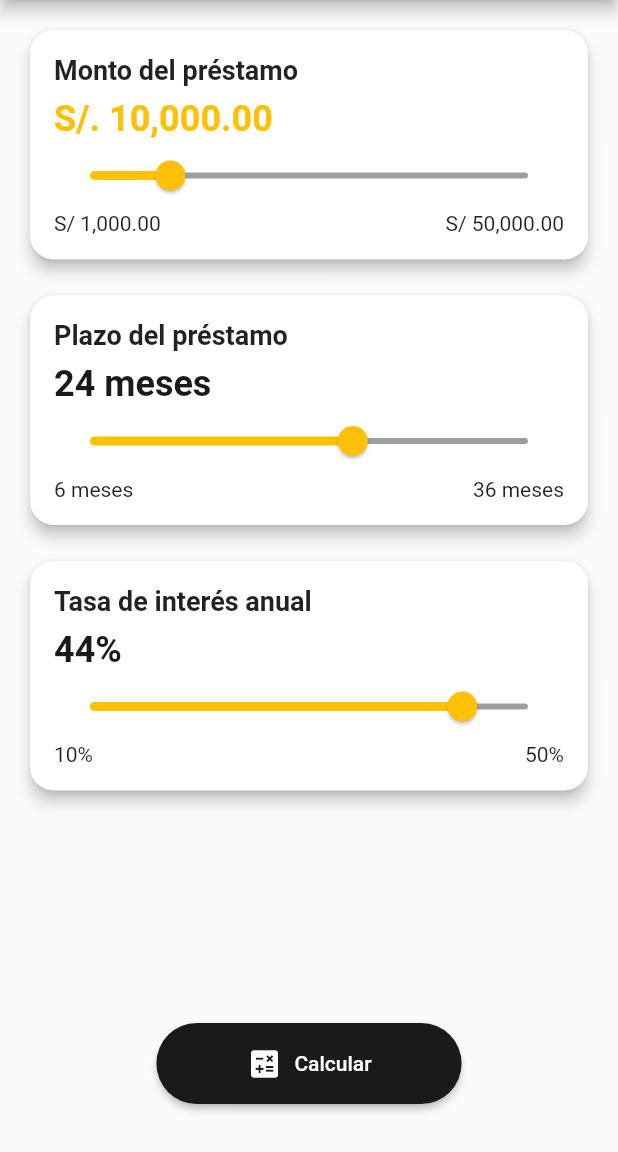
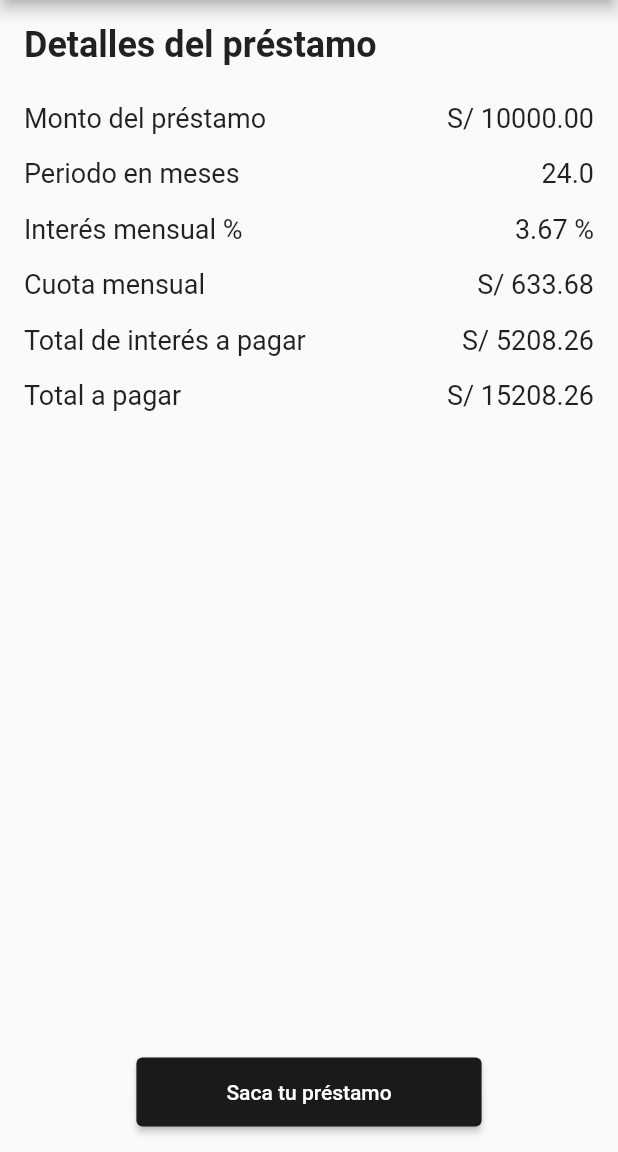
Before and after one commit to Jimena77777777777777/examen_ale, a Flutter app: the SecondPage screen opened directly, after a tap on "Calcular", on a phone screen of 412 x 824 dp, the part 84-1236 px from its top. Run offline on Flutter 3.47's test engine with Material 3 defaults, Android fonts, the phone set to English and light mode, and no system bars.

Commit message:
parte logica fin

```diff
--- a/lib/pages/second_page.dart
+++ b/lib/pages/second_page.dart
@@ -1,7 +1,17 @@
 import 'package:flutter/material.dart';
+import 'dart:math';
 
-class SecondPage extends StatelessWidget {
+class SecondPage extends StatefulWidget {
   const SecondPage({super.key});
+
+  @override
+  _SecondPageState createState() => _SecondPageState();
+}
+
+class _SecondPageState extends State<SecondPage> {
+  double loanAmount = 10000;
+  double loanTerm = 24;
+  double interestRate = 44;
 
   @override
   Widget build(BuildContext context) {
@@ -33,18 +43,22 @@ class SecondPage extends StatelessWidget {
                           ),
                           const SizedBox(height: 8),
                           Text(
-                            'S/. 10,000.00',
-                            style: TextStyle(
+                            'S/. ${loanAmount.toStringAsFixed(2)}',
+                            style: const TextStyle(
                               fontSize: 24,
                               fontWeight: FontWeight.bold,
-                              color: const Color(0xFFFFC107),
+                              color: Color(0xFFFFC107),
                             ),
                           ),
                           Slider(
-                            value: 10000,
+                            value: loanAmount,
                             min: 1000,
                             max: 50000,
-                            onChanged: (value) {},
+                            onChanged: (value) {
+                              setState(() {
+                                loanAmount = value;
+                              });
+                            },
                             activeColor: const Color(0xFFFFC107),
                             inactiveColor: Colors.grey,
                           ),
@@ -76,7 +90,7 @@ class SecondPage extends StatelessWidget {
                           ),
                           const SizedBox(height: 8),
                           Text(
-                            '24 meses',
+                            '$loanTerm meses',
                             style: const TextStyle(
                               fontSize: 24,
                               fontWeight: FontWeight.bold,
@@ -84,10 +98,14 @@ class SecondPage extends StatelessWidget {
                             ),
                           ),
                           Slider(
-                            value: 24,
+                            value: loanTerm,
                             min: 6,
                             max: 36,
-                            onChanged: (value) {},
+                            onChanged: (value) {
+                              setState(() {
+                                loanTerm = value;
+                              });
+                            },
                             activeColor: const Color(0xFFFFC107),
                             inactiveColor: Colors.grey,
                           ),
@@ -119,7 +137,7 @@ class SecondPage extends StatelessWidget {
                           ),
                           const SizedBox(height: 8),
                           Text(
-                            '44%',
+                            '$interestRate%',
                             style: const TextStyle(
                               fontSize: 24,
                               fontWeight: FontWeight.bold,
@@ -127,10 +145,14 @@ class SecondPage extends StatelessWidget {
                             ),
                           ),
                           Slider(
-                            value: 44,
+                            value: interestRate,
                             min: 10,
                             max: 50,
-                            onChanged: (value) {},
+                            onChanged: (value) {
+                              setState(() {
+                                interestRate = value;
+                              });
+                            },
                             activeColor: const Color(0xFFFFC107),
                             inactiveColor: Colors.grey,
                           ),
@@ -151,7 +173,16 @@ class SecondPage extends StatelessWidget {
             const SizedBox(height: 16),
             ElevatedButton.icon(
               onPressed: () {
-                // Acción al presionar el botón
+                Navigator.push(
+                  context,
+                  MaterialPageRoute(
+                    builder: (context) => FinalPage(
+                      loanAmount: loanAmount,
+                      loanTerm: loanTerm,
+                      interestRate: interestRate,
+                    ),
+                  ),
+                );
               },
               icon: const Icon(Icons.calculate),
               label: const Text('Calcular'),
@@ -170,3 +201,75 @@ class SecondPage extends StatelessWidget {
     );
   }
 }
+
+class FinalPage extends StatelessWidget {
+  final double loanAmount;
+  final double loanTerm;
+  final double interestRate;
+
+  const FinalPage({
+    Key? key,
+    required this.loanAmount,
+    required this.loanTerm,
+    required this.interestRate,
+  }) : super(key: key);
+
+  @override
+  Widget build(BuildContext context) {
+    double monthlyInterestRate = interestRate / 100 / 12;
+    double monthlyPayment = (loanAmount * monthlyInterestRate) /
+        (1 - pow(1 + monthlyInterestRate, -loanTerm));
+    double totalInterest = monthlyPayment * loanTerm - loanAmount;
+    double totalPayment = loanAmount + totalInterest;
+
+    return Scaffold(
+      appBar: AppBar(
+        title: const Text('Calculadora de Préstamos'),
+        backgroundColor: const Color(0xFF1A1A1A),
+      ),
+      body: Padding(
+        padding: const EdgeInsets.all(16.0),
+        child: Column(
+          crossAxisAlignment: CrossAxisAlignment.start,
+          children: [
+            const Text('Detalles del préstamo',
+                style: TextStyle(fontSize: 24, fontWeight: FontWeight.bold)),
+            const SizedBox(height: 16),
+            _buildDetailRow('Monto del préstamo', 'S/ ${loanAmount.toStringAsFixed(2)}'),
+            _buildDetailRow('Periodo en meses', loanTerm.toString()),
+            _buildDetailRow('Interés mensual %', '${(interestRate / 12).toStringAsFixed(2)} %'),
+            _buildDetailRow('Cuota mensual', 'S/ ${monthlyPayment.toStringAsFixed(2)}'),
+            _buildDetailRow('Total de interés a pagar', 'S/ ${totalInterest.toStringAsFixed(2)}'),
+            _buildDetailRow('Total a pagar', 'S/ ${totalPayment.toStringAsFixed(2)}'),
+            const Spacer(),
+            Center(
+              child: ElevatedButton(
+                onPressed: () {
+                  // Acción para sacar el préstamo
+                },
+                style: ElevatedButton.styleFrom(
+                  padding: const EdgeInsets.symmetric(horizontal: 60, vertical: 15),
+                  backgroundColor: const Color(0xFF1A1A1A),
+                ),
+                child: const Text('Saca tu préstamo'),
+              ),
+            ),
+          ],
+        ),
+      ),
+    );
+  }
+
+  Widget _buildDetailRow(String title, String value) {
+    return Padding(
+      padding: const EdgeInsets.symmetric(vertical: 8.0),
+      child: Row(
+        mainAxisAlignment: MainAxisAlignment.spaceBetween,
+        children: [
+          Text(title, style: const TextStyle(fontSize: 18)),
+          Text(value, style: const TextStyle(fontSize: 18)),
+        ],
+      ),
+    );
+  }
+}
```
Also changed, not shown: lib/pages/final_page.dart (+130 -0 lines), pubspec.yaml (+3 -12 lines), pubspec.lock, 1 other file.
